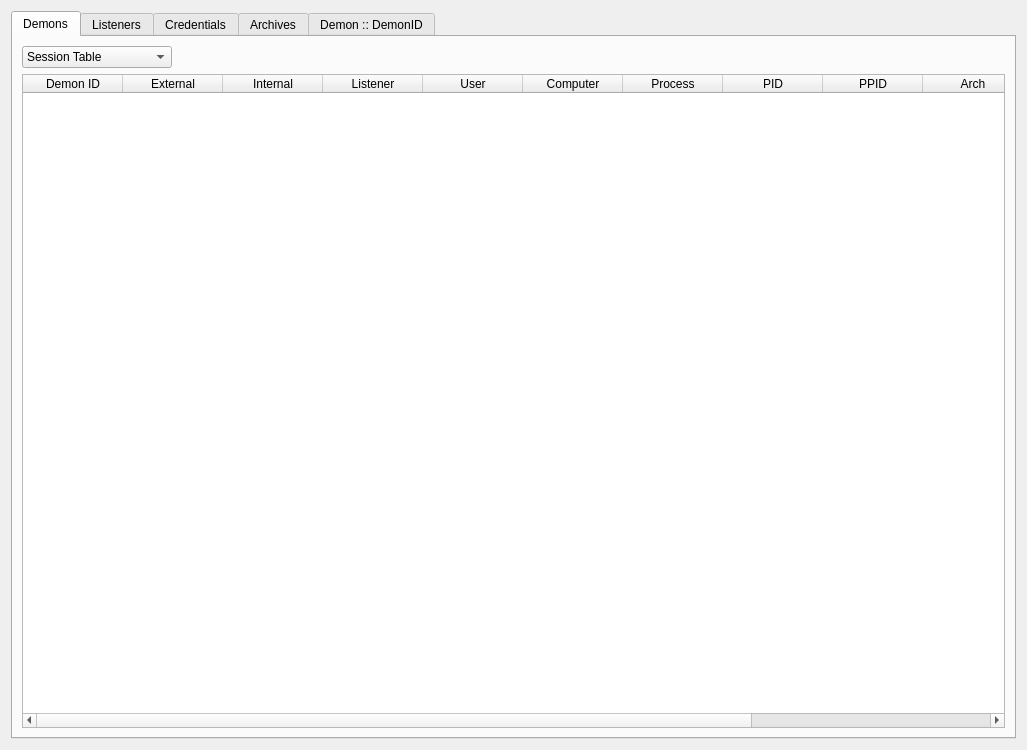
This is client/Data/UIs/newTeamserverConnection.ui in dmcxblue/Havoc as Qt 5 draws it before an edit. The edited form follows.
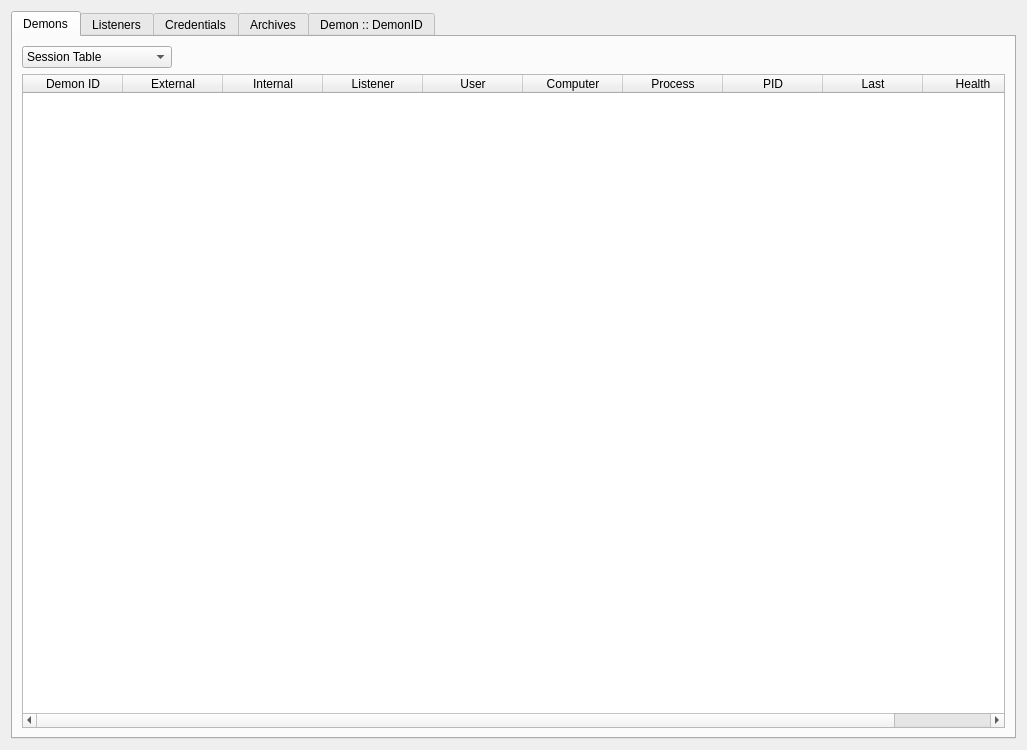
This is the edited form.

What changed in the file:
```diff
--- a/client/Data/UIs/newTeamserverConnection.ui
+++ b/client/Data/UIs/newTeamserverConnection.ui
@@ -128,16 +128,6 @@
            <string>PID</string>
           </property>
          </column>
-         <column>
-          <property name="text">
-           <string>PPID</string>
-          </property>
-         </column>
-         <column>
-          <property name="text">
-           <string>Arch</string>
-          </property>
-         </column>
          <column>
           <property name="text">
            <string>Last</string>
```
